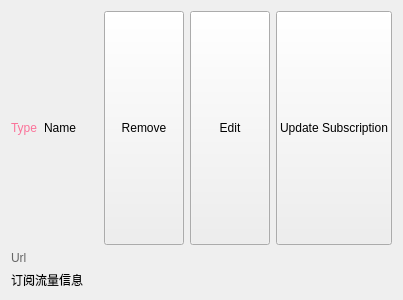
MatsuriDayo/nekoray, file ui/widget/GroupItem.ui: the form before one commit.
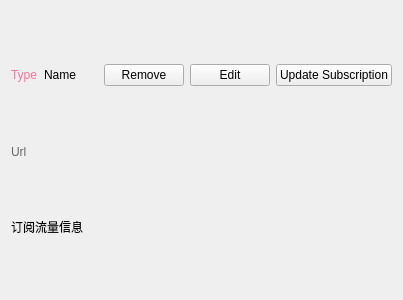
The form after the commit.

```diff
--- a/ui/widget/GroupItem.ui
+++ b/ui/widget/GroupItem.ui
@@ -54,7 +54,7 @@
      <item>
       <widget class="QPushButton" name="remove">
        <property name="sizePolicy">
-        <sizepolicy hsizetype="Minimum" vsizetype="Minimum">
+        <sizepolicy hsizetype="Maximum" vsizetype="Fixed">
          <horstretch>0</horstretch>
          <verstretch>0</verstretch>
         </sizepolicy>
@@ -67,7 +67,7 @@
      <item>
       <widget class="QPushButton" name="edit">
        <property name="sizePolicy">
-        <sizepolicy hsizetype="Minimum" vsizetype="Minimum">
+        <sizepolicy hsizetype="Maximum" vsizetype="Fixed">
          <horstretch>0</horstretch>
          <verstretch>0</verstretch>
         </sizepolicy>
@@ -80,7 +80,7 @@
      <item>
       <widget class="QPushButton" name="update_sub">
        <property name="sizePolicy">
-        <sizepolicy hsizetype="Minimum" vsizetype="Minimum">
+        <sizepolicy hsizetype="Maximum" vsizetype="Fixed">
          <horstretch>0</horstretch>
          <verstretch>0</verstretch>
         </sizepolicy>
```
